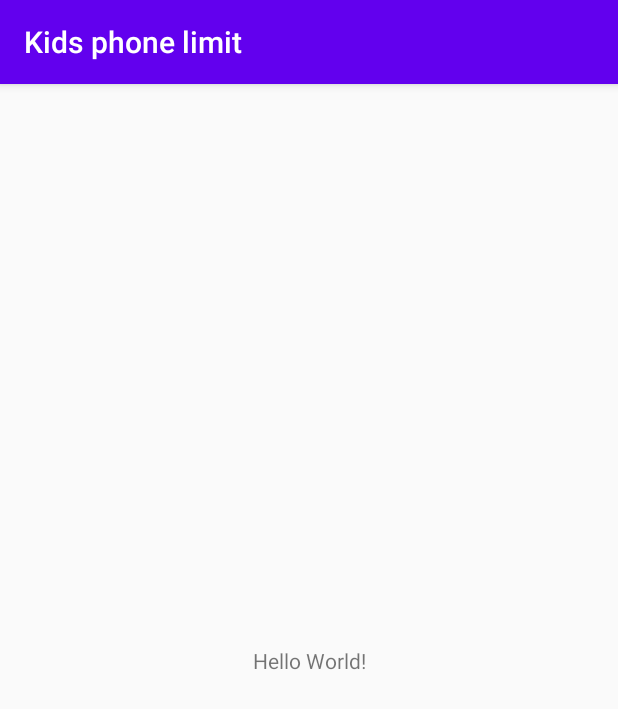
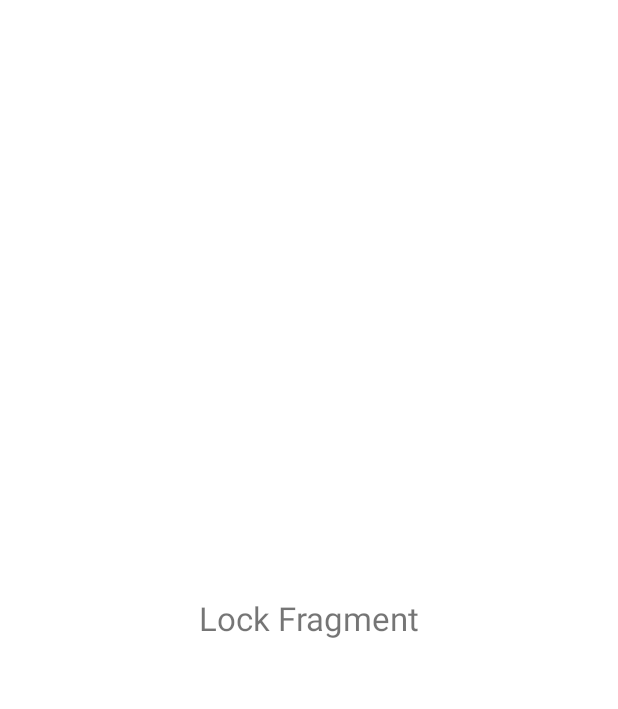
Before and after one commit to MahmoodAliL/Kids-phone-limit, an Android app: the screen it shows after launch (MainActivity), on a phone screen of 412 x 824 dp. Shown: the top 709 px of the screen. Run offline under Robolectric (Android 15) with nearby library versions, the phone set to English and light mode, and no system bars.

Commit message:
init fragments

```diff
--- /dev/null
+++ b/app/src/main/java/com/teaml/kidsphonelimit/ui/lock/LockFragment.java
@@ -0,0 +1,38 @@
+package com.teaml.kidsphonelimit.ui.lock;
+
+import androidx.lifecycle.ViewModelProviders;
+
+import android.os.Bundle;
+
+import androidx.annotation.NonNull;
+import androidx.annotation.Nullable;
+import androidx.fragment.app.Fragment;
+
+import android.view.LayoutInflater;
+import android.view.View;
+import android.view.ViewGroup;
+
+import com.teaml.kidsphonelimit.R;
+
+public class LockFragment extends Fragment {
+
+    private LockViewModel mViewModel;
+
+    public static LockFragment newInstance() {
+        return new LockFragment();
+    }
+
+    @Override
+    public View onCreateView(@NonNull LayoutInflater inflater, @Nullable ViewGroup container,
+                             @Nullable Bundle savedInstanceState) {
+        return inflater.inflate(R.layout.lock_fragment, container, false);
+    }
+
+    @Override
+    public void onActivityCreated(@Nullable Bundle savedInstanceState) {
+        super.onActivityCreated(savedInstanceState);
+        mViewModel = ViewModelProviders.of(this).get(LockViewModel.class);
+        // TODO: Use the ViewModel
+    }
+
+}
--- /dev/null
+++ b/app/src/main/java/com/teaml/kidsphonelimit/ui/lock/LockViewModel.java
@@ -0,0 +1,7 @@
+package com.teaml.kidsphonelimit.ui.lock;
+
+import androidx.lifecycle.ViewModel;
+
+public class LockViewModel extends ViewModel {
+    // TODO: Implement the ViewModel
+}
--- a/app/src/main/res/layout/activity_main.xml
+++ b/app/src/main/res/layout/activity_main.xml
@@ -6,13 +6,18 @@
     android:layout_height="match_parent"
     tools:context=".MainActivity">
 
-    <TextView
-        android:layout_width="wrap_content"
-        android:layout_height="wrap_content"
-        android:text="Hello World!"
+    <fragment
+        android:id="@+id/nav_host_fragment"
+        android:name="androidx.navigation.fragment.NavHostFragment"
+        android:layout_width="0dp"
+        android:layout_height="0dp"
+        app:defaultNavHost="true"
         app:layout_constraintBottom_toBottomOf="parent"
+        app:layout_constraintHorizontal_bias="0.0"
         app:layout_constraintLeft_toLeftOf="parent"
         app:layout_constraintRight_toRightOf="parent"
-        app:layout_constraintTop_toTopOf="parent" />
+        app:layout_constraintTop_toTopOf="parent"
+        app:layout_constraintVertical_bias="0.0"
+        app:navGraph="@navigation/nav_graph" />
 
 </androidx.constraintlayout.widget.ConstraintLayout>
--- /dev/null
+++ b/app/src/main/res/layout/lock_fragment.xml
@@ -0,0 +1,15 @@
+<?xml version="1.0" encoding="utf-8"?>
+<FrameLayout xmlns:android="http://schemas.android.com/apk/res/android"
+    xmlns:tools="http://schemas.android.com/tools"
+    android:layout_width="match_parent"
+    android:layout_height="match_parent"
+    tools:context=".ui.lock.LockFragment">
+
+    <TextView
+        android:layout_width="wrap_content"
+        android:layout_height="wrap_content"
+        android:layout_gravity="center"
+        android:textSize="22sp"
+        android:text="Lock Fragment" />
+
+</FrameLayout>
--- /dev/null
+++ b/app/src/main/res/navigation/nav_graph.xml
@@ -0,0 +1,25 @@
+<?xml version="1.0" encoding="utf-8"?>
+<navigation xmlns:android="http://schemas.android.com/apk/res/android"
+    xmlns:app="http://schemas.android.com/apk/res-auto"
+    xmlns:tools="http://schemas.android.com/tools"
+    android:id="@+id/navigation"
+    app:startDestination="@id/lockFragment">
+
+    <fragment
+        android:id="@+id/homeFragment"
+        android:name="com.teaml.kidsphonelimit.ui.home.HomeFragment"
+        android:label="home_fragment"
+        tools:layout="@layout/home_fragment" />
+
+    <fragment
+        android:id="@+id/lockFragment"
+        android:name="com.teaml.kidsphonelimit.ui.lock.LockFragment"
+        android:label="home_fragment"
+        tools:layout="@layout/lock_fragment" />
+    <fragment
+        android:id="@+id/aboutFragment"
+        android:name="com.teaml.kidsphonelimit.ui.about.AboutFragment"
+        android:label="about_fragment"
+        tools:layout="@layout/about_fragment" />
+
+</navigation>
--- /dev/null
+++ b/app/src/main/res/values-v23/colors.xml
@@ -0,0 +1,4 @@
+<?xml version="1.0" encoding="utf-8"?>
+<resources>
+    <color name="status_bar_color">#F3F3F3</color>
+</resources>
--- a/app/src/main/res/values/colors.xml
+++ b/app/src/main/res/values/colors.xml
@@ -1,6 +1,13 @@
 <?xml version="1.0" encoding="utf-8"?>
 <resources>
-    <color name="colorPrimary">#6200EE</color>
-    <color name="colorPrimaryDark">#3700B3</color>
-    <color name="colorAccent">#03DAC5</color>
+
+    <!-- Theme color -->
+    <color name="status_bar_color">#969696</color>
+    <color name="primary_color">#FFFFFF</color>
+    <color name="primary_variant_color">#62AEDF</color>
+    <color name="secondary_color">#3CC695</color>
+
+    <color name="surface_color">#FFFFFF</color>
+
+
 </resources>
--- a/app/src/main/res/values/strings.xml
+++ b/app/src/main/res/values/strings.xml
@@ -1,3 +1,4 @@
 <resources>
     <string name="app_name">Kids phone limit</string>
+    <string name="about">About</string>
 </resources>
--- a/app/src/main/res/values/styles.xml
+++ b/app/src/main/res/values/styles.xml
@@ -1,11 +1,7 @@
-<resources>
+<resources xmlns:tools="http://schemas.android.com/tools">
 
-    <!-- Base application theme. -->
-    <style name="AppTheme" parent="Theme.AppCompat.Light.DarkActionBar">
-        <!-- Customize your theme here. -->
-        <item name="colorPrimary">@color/colorPrimary</item>
-        <item name="colorPrimaryDark">@color/colorPrimaryDark</item>
-        <item name="colorAccent">@color/colorAccent</item>
+    <style name="Widget.AppTheme.Button" parent="Widget.MaterialComponents.Button">
+        <item name="backgroundTint">?attr/colorPrimaryVariant</item>
     </style>
 
 </resources>
--- /dev/null
+++ b/app/src/main/res/values/theme.xml
@@ -0,0 +1,22 @@
+<?xml version="1.0" encoding="utf-8"?>
+<resources xmlns:tools="http://schemas.android.com/tools">
+
+    <!-- Base application theme. -->
+    <style name="AppTheme" parent="Theme.MaterialComponents.Light.NoActionBar">
+        <!-- Customize your theme here. -->
+
+        <item name="android:statusBarColor" tools:targetApi="lollipop">@color/status_bar_color</item>
+        <item name="android:windowLightStatusBar" tools:targetApi="m">true</item>
+        <item name="android:windowLightNavigationBar" tools:targetApi="o_mr1">true</item>
+
+        <item name="colorPrimary">@color/primary_color</item>
+        <item name="colorPrimaryVariant">@color/primary_variant_color</item>
+        <item name="colorSecondary">@color/secondary_color</item>
+
+        <item name="colorSurface">@color/surface_color</item>
+
+        <item name="materialButtonStyle">@style/Widget.AppTheme.Button</item>
+
+    </style>
+
+</resources>
```
Also changed, not shown: app/build.gradle (+15 -0 lines), app/src/main/java/com/teaml/kidsphonelimit/ui/about/AboutFragment.kt (added, +33 -0 lines), app/src/main/java/com/teaml/kidsphonelimit/ui/about/AboutViewModel.kt (added, +7 -0 lines), app/src/main/java/com/teaml/kidsphonelimit/ui/home/HomeFragment.kt (added, +50 -0 lines), app/src/main/java/com/teaml/kidsphonelimit/ui/home/HomeViewModel.kt (added, +7 -0 lines), app/src/main/res/layout/about_fragment.xml (added, +13 -0 lines), app/src/main/res/layout/home_fragment.xml (added, +28 -0 lines), app/src/main/res/menu/home_menu.xml (added, +7 -0 lines), build.gradle (+9 -1 lines).
